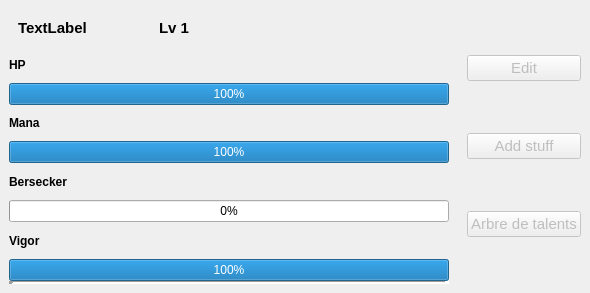
Qt form app/view/forms/heropanel.ui (r0nd0ud0u/qt-rpg) before a commit.
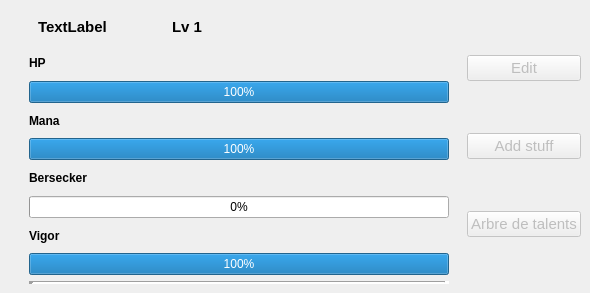
The same form after that commit. Custom widgets are drawn as their Qt base class.

```diff
--- a/app/view/forms/heropanel.ui
+++ b/app/view/forms/heropanel.ui
@@ -67,17 +67,74 @@
       <property name="bottomMargin">
        <number>0</number>
       </property>
+      <item>
+       <widget class="QWidget" name="active_widget" native="true">
+        <property name="sizePolicy">
+         <sizepolicy hsizetype="Fixed" vsizetype="Preferred">
+          <horstretch>0</horstretch>
+          <verstretch>0</verstretch>
+         </sizepolicy>
+        </property>
+        <property name="minimumSize">
+         <size>
+          <width>20</width>
+          <height>0</height>
+         </size>
+        </property>
+        <property name="maximumSize">
+         <size>
+          <width>20</width>
+          <height>16777215</height>
+         </size>
+        </property>
+        <property name="sizeIncrement">
+         <size>
+          <width>0</width>
+          <height>0</height>
+         </size>
+        </property>
+        <layout class="QVBoxLayout" name="verticalLayout_4">
+         <property name="spacing">
+          <number>0</number>
+         </property>
+         <property name="leftMargin">
+          <number>0</number>
+         </property>
+         <property name="topMargin">
+          <number>0</number>
+         </property>
+         <property name="rightMargin">
+          <number>0</number>
+         </property>
+         <property name="bottomMargin">
+          <number>0</number>
+         </property>
+        </layout>
+       </widget>
+      </item>
       <item>
        <widget class="QWidget" name="left_widget" native="true">
         <property name="sizePolicy">
-         <sizepolicy hsizetype="MinimumExpanding" vsizetype="MinimumExpanding">
+         <sizepolicy hsizetype="Preferred" vsizetype="MinimumExpanding">
           <horstretch>0</horstretch>
           <verstretch>0</verstretch>
          </sizepolicy>
         </property>
         <layout class="QVBoxLayout" name="verticalLayout">
          <property name="spacing">
-          <number>0</number>
+          <number>6</number>
+         </property>
+         <property name="leftMargin">
+          <number>9</number>
+         </property>
+         <property name="topMargin">
+          <number>9</number>
+         </property>
+         <property name="rightMargin">
+          <number>9</number>
+         </property>
+         <property name="bottomMargin">
+          <number>9</number>
          </property>
          <item>
           <widget class="QWidget" name="hero_info" native="true">
```
